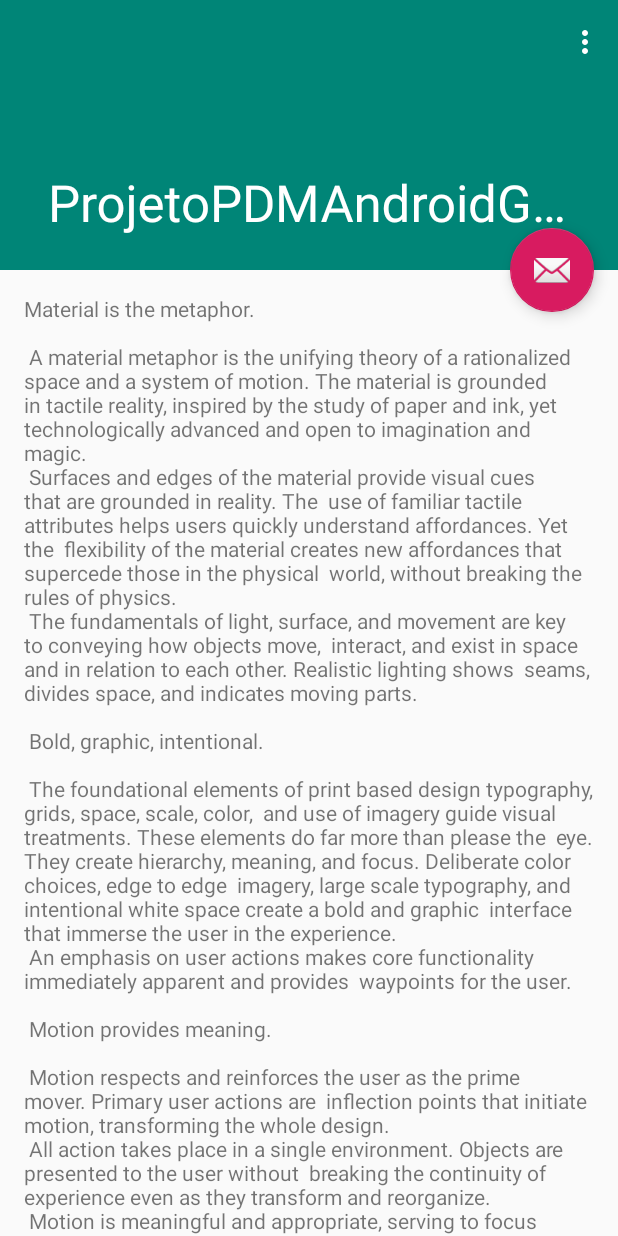
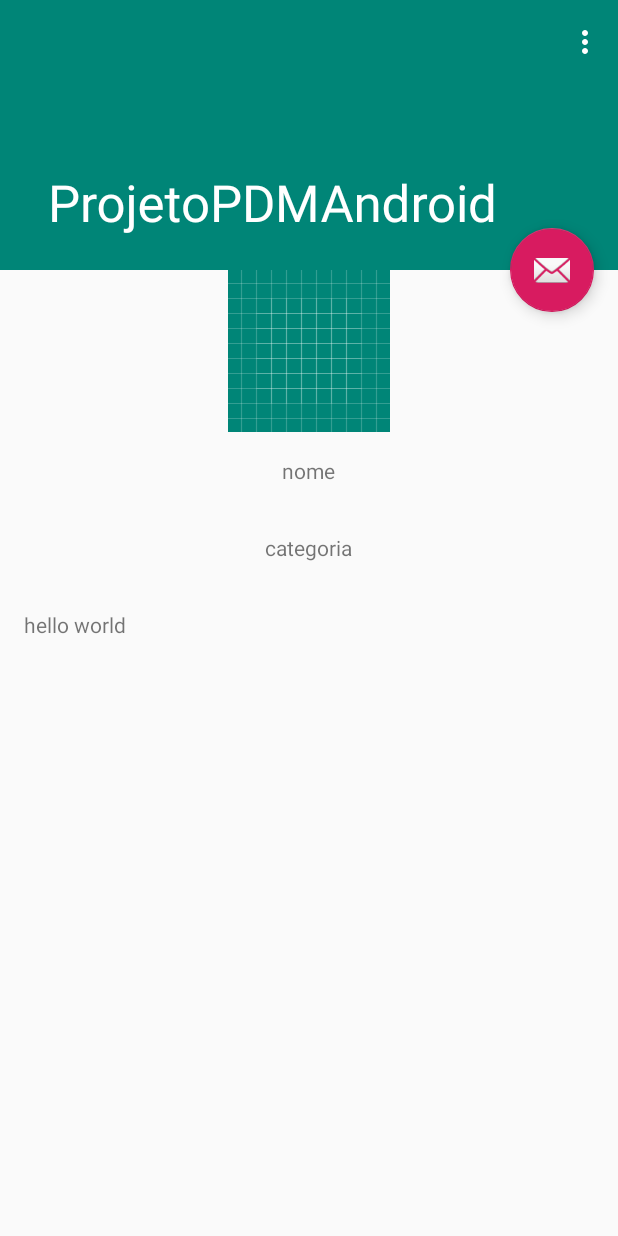
Before and after one commit to Josephadrian123/ProjetoPDMAndroid, an Android app: the ScrollingActivity screen opened directly, with no data from a screen before it, on a phone screen of 412 x 824 dp. Run offline under Robolectric (Android 15) with nearby library versions, the phone set to English and light mode, and no system bars; 2 statements that could not run were skipped.

Commit message:
Adicionar Imagens e terminar o formulário

```diff
--- a/app/src/main/java/com/example/josephadrian/projetopdmandroidgarden/PlantaAdapter.kt
+++ b/app/src/main/java/com/example/josephadrian/projetopdmandroidgarden/PlantaAdapter.kt
@@ -19,8 +19,10 @@ class PlantaAdapter(var context: Context, var listPlantas: ArrayList<Planta>) :
             layout = convertView
         }
 
-        val tv = layout.findViewById<TextView>(R.id.nome_planta)
-        tv.text = planta.nome
+        val tvNome = layout.findViewById<TextView>(R.id.nome_planta)
+        tvNome.text = planta.nome
+        val tvCategoria = layout.findViewById<TextView>(R.id.tv_time)
+        tvCategoria.text = planta.categoria
 
 
         return layout
--- a/app/src/main/java/com/example/josephadrian/projetopdmandroidgarden/ScrollingActivity.kt
+++ b/app/src/main/java/com/example/josephadrian/projetopdmandroidgarden/ScrollingActivity.kt
@@ -5,9 +5,15 @@ import android.support.design.widget.Snackbar
 import android.support.v7.app.AppCompatActivity
 import android.view.Menu
 import android.view.MenuItem
+import android.widget.ImageView
+import android.widget.TextView
 import kotlinx.android.synthetic.main.activity_scrolling.*
 
 class ScrollingActivity : AppCompatActivity() {
+    private lateinit var ivPlanta: ImageView
+    private lateinit var tvNomePlanta: TextView
+    private lateinit var tvCategoriaPlanta: TextView
+    private lateinit var tvDescricaoPlanta: TextView
 
     override fun onCreate(savedInstanceState: Bundle?) {
         super.onCreate(savedInstanceState)
@@ -17,6 +23,19 @@ class ScrollingActivity : AppCompatActivity() {
             Snackbar.make(view, "Replace with your own action", Snackbar.LENGTH_LONG)
                 .setAction("Action", null).show()
         }
+        this.ivPlanta = findViewById(R.id.ivScrolling)
+        this.tvNomePlanta = findViewById(R.id.tvScrollingNome)
+        this.tvCategoriaPlanta = findViewById(R.id.tvScrollingCategoria)
+        this.tvDescricaoPlanta = findViewById(R.id.tvScrollingDescricao)
+
+        var planta = intent.getSerializableExtra("PLANTA")
+        //setar imagem aqui
+        //  ---------
+        //
+        this.tvNomePlanta.text = (planta as Planta).nome
+        this.tvCategoriaPlanta.text = planta.categoria
+        //this.tvDescricaoPlanta.text = planta.descricao
+
     }
 
     override fun onCreateOptionsMenu(menu: Menu): Boolean {
--- a/app/src/main/res/layout/activity_scrolling.xml
+++ b/app/src/main/res/layout/activity_scrolling.xml
@@ -34,7 +34,7 @@
         </android.support.design.widget.CollapsingToolbarLayout>
     </android.support.design.widget.AppBarLayout>
 
-    <include layout="@layout/content_scrolling"/>
+    <include layout="@layout/content_scrolling"></include>
 
     <android.support.design.widget.FloatingActionButton
             android:id="@+id/fab"
--- a/app/src/main/res/layout/content_scrolling.xml
+++ b/app/src/main/res/layout/content_scrolling.xml
@@ -9,10 +9,41 @@
         android:layout_height="match_parent"
         tools:context=".ScrollingActivity">
 
+
+    <LinearLayout
+            android:layout_width="match_parent"
+            android:layout_height="match_parent"
+            android:orientation="vertical"
+    >
+
+    <ImageView
+            android:id="@+id/ivScrolling"
+            android:layout_gravity="center"
+            android:background="@drawable/ic_launcher_background"
+            android:layout_width="wrap_content"
+            android:layout_height="wrap_content"/>
     <TextView
+            android:id="@+id/tvScrollingNome"
+            android:layout_gravity="center"
             android:layout_width="wrap_content"
             android:layout_height="wrap_content"
             android:layout_margin="@dimen/text_margin"
-            android:text="@string/large_text"/>
+            android:text="nome"/>
+
+        <TextView
+                android:id="@+id/tvScrollingCategoria"
+                android:layout_gravity="center"
+                android:layout_width="wrap_content"
+                android:layout_height="wrap_content"
+                android:layout_margin="@dimen/text_margin"
+                android:text="categoria"/>
+
+        <TextView
+                android:id="@+id/tvScrollingDescricao"
+                android:layout_width="wrap_content"
+                android:layout_height="wrap_content"
+                android:layout_margin="@dimen/text_margin"
+                android:text="hello world"/>
+    </LinearLayout>
 
 </android.support.v4.widget.NestedScrollView>
--- a/app/src/main/res/values/strings.xml
+++ b/app/src/main/res/values/strings.xml
@@ -1,5 +1,5 @@
 <resources>
-    <string name="app_name">ProjetoPDMAndroidGarden</string>
+    <string name="app_name">ProjetoPDMAndroid</string>
     <string name="large_text">
         "Material is the metaphor.\n\n"
 
```
Also changed, not shown: app/src/main/java/com/example/josephadrian/projetopdmandroidgarden/FormActivity.kt (+24 -10 lines), app/src/main/java/com/example/josephadrian/projetopdmandroidgarden/MainActivity.kt (+87 -13 lines), app/src/main/java/com/example/josephadrian/projetopdmandroidgarden/Planta.kt (+7 -1 lines), app/src/main/java/com/example/josephadrian/projetopdmandroidgarden/PlantaDAO.kt (+9 -0 lines), app/src/main/java/com/example/josephadrian/projetopdmandroidgarden/TelaReceiver.kt (added, +15 -0 lines), app/src/main/res/layout/activity_main.xml (+9 -3 lines).
